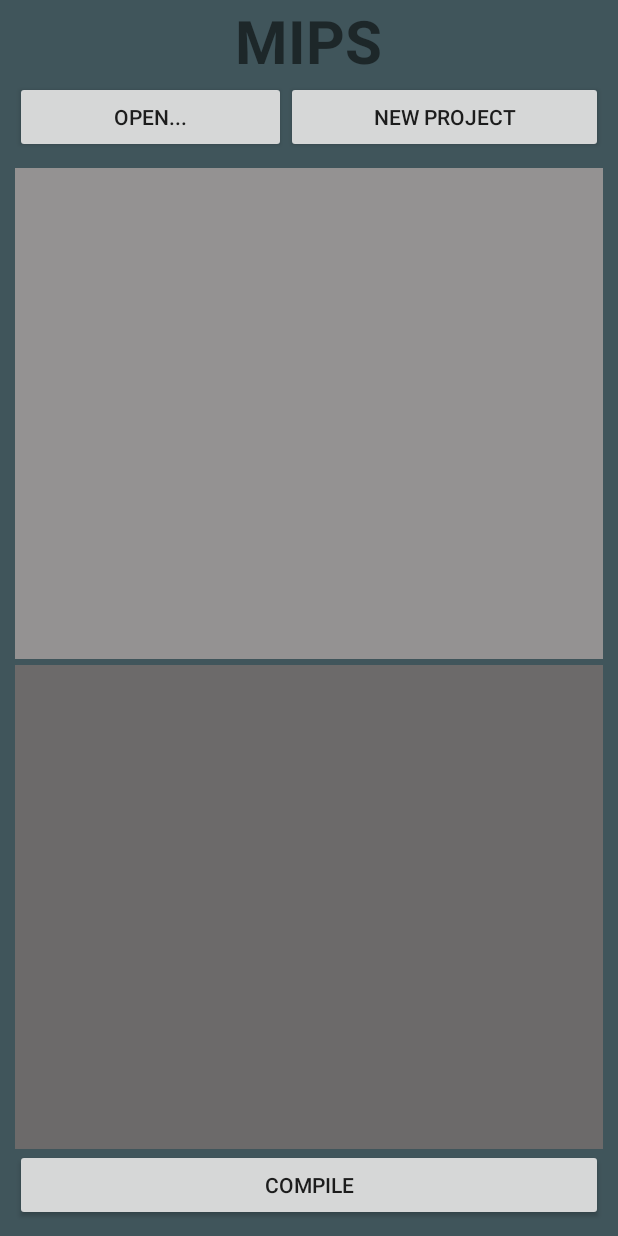
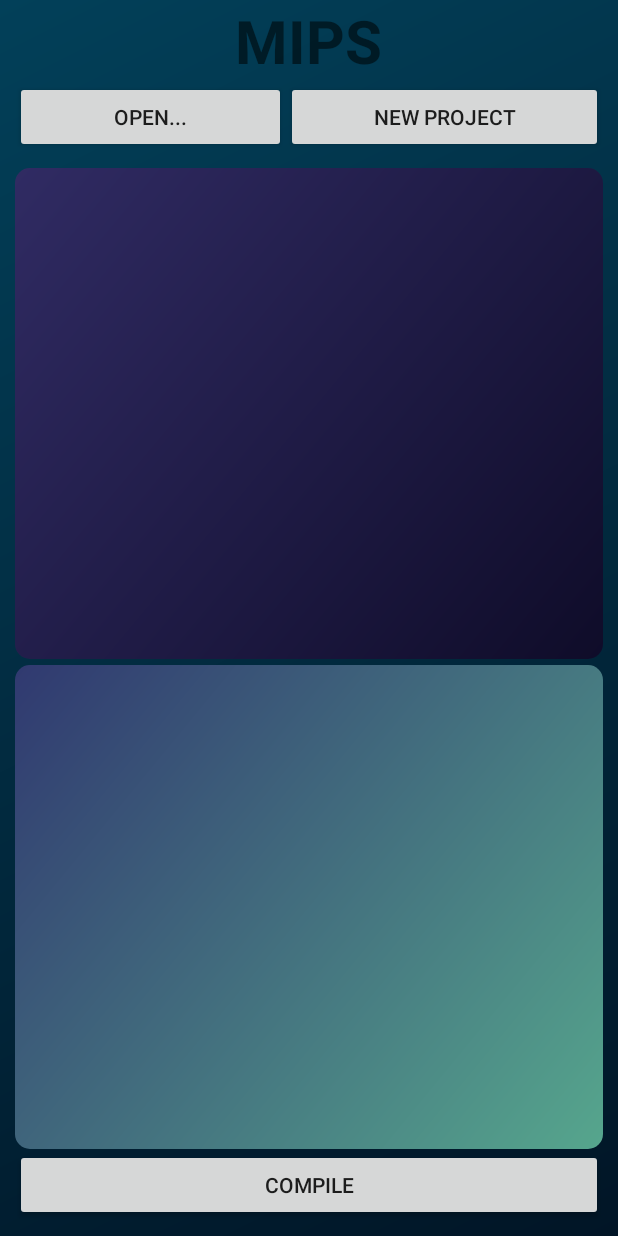
Before and after one commit to Amirresm/MIPS_Compiler, an Android app: the screen it shows after launch (MainActivity), after a tap on "NEW PROJECT", on a phone screen of 412 x 824 dp. Run offline under Robolectric (Android 15) with nearby library versions, the phone set to English and light mode, and no system bars.

Commit message:
new compiler bug fixes

```diff
--- a/app/src/main/java/com/example/msc/mpis_compiler/MainActivity.java
+++ b/app/src/main/java/com/example/msc/mpis_compiler/MainActivity.java
@@ -8,12 +8,10 @@ import android.widget.Button;
 import android.widget.EditText;
 import android.widget.TextView;
 import android.widget.Toast;
-
 import com.example.msc.mpis_compiler.containers.CompileState;
 import com.example.msc.mpis_compiler.listeners.EditorTextWatcher;
 import com.example.msc.mpis_compiler.containers.MapsContainer;
 import com.example.msc.mpis_compiler.utilities.Utility;
-
 import java.io.BufferedReader;
 import java.io.FileNotFoundException;
 import java.io.IOException;
@@ -29,7 +27,7 @@ public class MainActivity extends AppCompatActivity {
     TextView outputTV;
 
 
-    public static MapsContainer maps = new MapsContainer();
+    public static MapsContainer maps;
     public static CompileState state = new CompileState();
 
 
@@ -39,6 +37,7 @@ public class MainActivity extends AppCompatActivity {
         setContentView(R.layout.activity_main);
 
         getSupportActionBar().hide();
+        maps = new MapsContainer(this);
 
         fileBt = findViewById(R.id.file_bt);
         newBt = findViewById(R.id.new_bt);
@@ -63,6 +62,7 @@ public class MainActivity extends AppCompatActivity {
             public void onClick(View view) {
                 codeEt.setText("");
                 outputTV.setText("");
+                Utility.resetAll(maps,state);
             }
         });
 
--- a/app/src/main/java/com/example/msc/mpis_compiler/containers/CompileState.java
+++ b/app/src/main/java/com/example/msc/mpis_compiler/containers/CompileState.java
@@ -1,16 +1,14 @@
 package com.example.msc.mpis_compiler.containers;
 
 import com.example.msc.mpis_compiler.utilities.Utility;
-
 import java.util.HashSet;
 import java.util.Set;
 
 /**
- * Created by msc on 01/05/2019.
+ * Created by Amirreza on 25/04/2019.
  */
 
 public class CompileState {
-    public int pc = 0;
     public boolean isScannedForLabels = false;
     public Set<Utility.ERROR> errors = new HashSet<>();
 }
--- a/app/src/main/java/com/example/msc/mpis_compiler/containers/MapsContainer.java
+++ b/app/src/main/java/com/example/msc/mpis_compiler/containers/MapsContainer.java
@@ -1,6 +1,11 @@
 package com.example.msc.mpis_compiler.containers;
 
+import android.content.Context;
 import android.graphics.Color;
+import android.support.v4.content.ContextCompat;
+import android.support.v4.content.res.ResourcesCompat;
+
+import com.example.msc.mpis_compiler.R;
 
 import java.util.AbstractMap;
 import java.util.ArrayList;
@@ -8,7 +13,7 @@ import java.util.HashMap;
 import java.util.Map;
 
 /**
- * Created by msc on 01/05/2019.
+ * Created by Amirreza on 25/04/2019.
  */
 
 public class MapsContainer {
@@ -20,7 +25,7 @@ public class MapsContainer {
     public HashMap<String, Integer> kwColorMap = new HashMap<>();
     public HashMap<String, Integer> labelsColorMap = new HashMap<>();
     public HashMap<String, Integer> errorsColorMap = new HashMap<>();
-    public MapsContainer() {
+    public MapsContainer(Context context) {
         directives.add(".fill");
         directives.add(".space");
 
@@ -43,26 +48,29 @@ public class MapsContainer {
         oppCodes.put("j", new AbstractMap.SimpleEntry<>("1101","j"));
         oppCodes.put("halt", new AbstractMap.SimpleEntry<>("1110","j"));
 
+        int oppCodeColor = ContextCompat.getColor(context, R.color.oppCodeColor);
+        int directiveColor = ContextCompat.getColor(context, R.color.directiveColor);
+        int commentColor = ContextCompat.getColor(context, R.color.commentColor);
 
-        kwColorMap.put("add", Color.parseColor("#CC6F50"));
-        kwColorMap.put("sub", Color.parseColor("#CC6F50"));
-        kwColorMap.put("slt", Color.parseColor("#CC6F50"));
-        kwColorMap.put("or", Color.parseColor("#CC6F50"));
-        kwColorMap.put("nand", Color.parseColor("#CC6F50"));
-        kwColorMap.put("addi", Color.parseColor("#CC6F50"));
-        kwColorMap.put("slti", Color.parseColor("#CC6F50"));
-        kwColorMap.put("ori", Color.parseColor("#CC6F50"));
-        kwColorMap.put("lui", Color.parseColor("#CC6F50"));
-        kwColorMap.put("lw", Color.parseColor("#CC6F50"));
-        kwColorMap.put("sw", Color.parseColor("#CC6F50"));
-        kwColorMap.put("beq", Color.parseColor("#CC6F50"));
-        kwColorMap.put("jalr", Color.parseColor("#CC6F50"));
-        kwColorMap.put("j", Color.parseColor("#CC6F50"));
-        kwColorMap.put("halt", Color.parseColor("#CC6F50"));
+        kwColorMap.put("add", oppCodeColor);
+        kwColorMap.put("sub", oppCodeColor);
+        kwColorMap.put("slt", oppCodeColor);
+        kwColorMap.put("or", oppCodeColor);
+        kwColorMap.put("nand", oppCodeColor);
+        kwColorMap.put("addi", oppCodeColor);
+        kwColorMap.put("slti", oppCodeColor);
+        kwColorMap.put("ori", oppCodeColor);
+        kwColorMap.put("lui", oppCodeColor);
+        kwColorMap.put("lw", oppCodeColor);
+        kwColorMap.put("sw", oppCodeColor);
+        kwColorMap.put("beq", oppCodeColor);
+        kwColorMap.put("jalr", oppCodeColor);
+        kwColorMap.put("j", oppCodeColor);
+        kwColorMap.put("halt", oppCodeColor);
 
-        kwColorMap.put(".fill", Color.parseColor("#E2BA68"));
-        kwColorMap.put(".space", Color.parseColor("#E2BA68"));
+        kwColorMap.put(".fill", directiveColor);
+        kwColorMap.put(".space", directiveColor);
 
-        kwColorMap.put("comment", Color.parseColor("#336270"));
+        kwColorMap.put("comment", commentColor);
     }
 }
--- a/app/src/main/java/com/example/msc/mpis_compiler/listeners/EditorTextWatcher.java
+++ b/app/src/main/java/com/example/msc/mpis_compiler/listeners/EditorTextWatcher.java
@@ -2,6 +2,7 @@ package com.example.msc.mpis_compiler.listeners;
 
 import android.content.Context;
 import android.graphics.Color;
+import android.support.v4.content.ContextCompat;
 import android.text.Editable;
 import android.text.Spannable;
 import android.text.Spanned;
@@ -10,15 +11,15 @@ import android.text.style.CharacterStyle;
 import android.text.style.ForegroundColorSpan;
 import android.widget.EditText;
 
+import com.example.msc.mpis_compiler.R;
 import com.example.msc.mpis_compiler.containers.CompileState;
 import com.example.msc.mpis_compiler.containers.MapsContainer;
 import com.example.msc.mpis_compiler.utilities.Utility;
-
 import java.util.regex.Matcher;
 import java.util.regex.Pattern;
 
 /**
- * Created by eaz on 19/03/28.
+ * Created by Amirreza on 25/04/2019.
  */
 
 public class EditorTextWatcher implements TextWatcher {
@@ -27,12 +28,16 @@ public class EditorTextWatcher implements TextWatcher {
     private final EditText etMain;
     private final MapsContainer maps;
     private final CompileState state;
+    int errorColor;
+    int labelColor;
 
     public EditorTextWatcher(Context context, EditText et, MapsContainer hm, CompileState state) {
         this.context = context;
         this.etMain = et;
         this.maps = hm;
         this.state = state;
+        errorColor = ContextCompat.getColor(context, R.color.errorColor);
+        labelColor = ContextCompat.getColor(context, R.color.labelColor);
     }
 
 
@@ -56,7 +61,8 @@ public class EditorTextWatcher implements TextWatcher {
             Pattern pattern = Pattern.compile("(?<!\\w)"+kw+"(?!\\w)");
             Matcher matcher = pattern.matcher(ss);
             while (matcher.find()) {
-                ss.setSpan(new ForegroundColorSpan(maps.kwColorMap.get(kw)), matcher.start(), matcher.end(), Spanned.SPAN_EXCLUSIVE_EXCLUSIVE);
+                if (matcher.end() > matcher.start())
+                    ss.setSpan(new ForegroundColorSpan(maps.kwColorMap.get(kw)), matcher.start(), matcher.end(), Spanned.SPAN_EXCLUSIVE_EXCLUSIVE);
                 //ss.setSpan(new StyleSpan(Typeface.BOLD), matcher.start(), matcher.end(), Spanned.SPAN_EXCLUSIVE_EXCLUSIVE);
             }
         }
@@ -64,7 +70,8 @@ public class EditorTextWatcher implements TextWatcher {
             Pattern pattern = Pattern.compile("(?<!\\w)"+kw+"(?!\\w)");
             Matcher matcher = pattern.matcher(ss);
             while (matcher.find()) {
-                ss.setSpan(new ForegroundColorSpan(maps.labelsColorMap.get(kw)), matcher.start(), matcher.end(), Spanned.SPAN_EXCLUSIVE_EXCLUSIVE);
+                if (matcher.end() > matcher.start())
+                    ss.setSpan(new ForegroundColorSpan(labelColor), matcher.start(), matcher.end(), Spanned.SPAN_EXCLUSIVE_EXCLUSIVE);
                 //ss.setSpan(new StyleSpan(Typeface.BOLD), matcher.start(), matcher.end(), Spanned.SPAN_EXCLUSIVE_EXCLUSIVE);
             }
         }
@@ -72,15 +79,17 @@ public class EditorTextWatcher implements TextWatcher {
             Pattern pattern = Pattern.compile("(?<!\\w)"+kw+"(?!\\w)");
             Matcher matcher = pattern.matcher(ss);
             while (matcher.find()) {
-                ss.setSpan(new ForegroundColorSpan(Color.RED), matcher.start(), matcher.end(), Spanned.SPAN_EXCLUSIVE_EXCLUSIVE);
+                if (matcher.end() > matcher.start())
+                    ss.setSpan(new ForegroundColorSpan(errorColor), matcher.start(), matcher.end(), Spanned.SPAN_EXCLUSIVE_EXCLUSIVE);
                 //ss.setSpan(new StyleSpan(Typeface.BOLD), matcher.start(), matcher.end(), Spanned.SPAN_EXCLUSIVE_EXCLUSIVE);
             }
         }
         {
-            Pattern pattern = Pattern.compile("#");
+            Pattern pattern = Pattern.compile("#.*$", Pattern.MULTILINE);
             Matcher matcher = pattern.matcher(ss);
             while (matcher.find()) {
-                ss.setSpan(new ForegroundColorSpan(maps.kwColorMap.get("comment")), matcher.start(), ss.toString().indexOf("\n", matcher.start()), Spanned.SPAN_EXCLUSIVE_EXCLUSIVE);
+                if (matcher.end() > matcher.start())
+                    ss.setSpan(new ForegroundColorSpan(maps.kwColorMap.get("comment")), matcher.start(), matcher.end(), Spanned.SPAN_EXCLUSIVE_EXCLUSIVE);
                 //ss.setSpan(new StyleSpan(Typeface.BOLD), matcher.start(), matcher.end(), Spanned.SPAN_EXCLUSIVE_EXCLUSIVE);
             }
         }
--- a/app/src/main/java/com/example/msc/mpis_compiler/utilities/Utility.java
+++ b/app/src/main/java/com/example/msc/mpis_compiler/utilities/Utility.java
@@ -1,13 +1,17 @@
 package com.example.msc.mpis_compiler.utilities;
 
 import android.graphics.Color;
+import android.support.v4.content.ContextCompat;
 
+import com.example.msc.mpis_compiler.R;
 import com.example.msc.mpis_compiler.containers.CompileState;
 import com.example.msc.mpis_compiler.containers.MapsContainer;
-
 import java.util.HashMap;
 import java.util.regex.Pattern;
 
+/**
+ * Created by Amirreza on 25/04/2019.
+ */
 
 public class Utility {
     private static HashMap<String, String> lineToElements (MapsContainer maps, String line) {
@@ -15,6 +19,7 @@ public class Utility {
         if (line.contains("#"))
             line = line.substring(0, line.indexOf("#"));
         line = line.replaceAll(",*\\s+,*",",");
+        line = line.replaceAll(",+",",");
         String[] splitString = line.split(",");
         String[] elmnts = {"","","","",""};
         if(splitString.length >= 1)
@@ -102,15 +107,18 @@ public class Utility {
         }
     }
 
+    public static void resetAll(MapsContainer maps, CompileState state) {
+        maps.labelsColorMap.clear();
+        maps.labels.clear();
+        maps.dupLabels.clear();
+        maps.errorsColorMap.clear();
+        state.errors.clear();
+    }
     public static boolean firstScan(MapsContainer maps, CompileState state, String codeText) {
 //        System.out.println("scan for labels");
         if(!state.isScannedForLabels) {
             //on each scan we start over
-            maps.labelsColorMap.clear();
-            maps.labels.clear();
-            maps.dupLabels.clear();
-            maps.errorsColorMap.clear();
-            state.errors.clear();
+            resetAll(maps, state);
             state.isScannedForLabels = true;
 
             String[] lines = codeText.split("\\r?\\n");
@@ -188,7 +196,6 @@ public class Utility {
             //update label colors
             for (String label : maps.labels.keySet())
                 maps.labelsColorMap.put(label, Color.parseColor("#206F50"));
-//            System.out.println("labels " + maps.labels.size() + " | lblkw " + maps.labelsColorMap.size());
             return true;
         }
         return true;
--- /dev/null
+++ b/app/src/main/res/drawable/background.xml
@@ -0,0 +1,13 @@
+<?xml version="1.0" encoding="UTF-8"?>
+<shape xmlns:android="http://schemas.android.com/apk/res/android" android:shape="rectangle" >
+
+    <gradient
+        android:angle="135"
+        android:startColor="#011526"
+        android:endColor="#024059"
+        android:type="linear"/>
+
+    <corners
+        android:radius="0dp"/>
+
+</shape>
--- /dev/null
+++ b/app/src/main/res/drawable/editorbackground.xml
@@ -0,0 +1,13 @@
+<?xml version="1.0" encoding="UTF-8"?>
+<shape xmlns:android="http://schemas.android.com/apk/res/android" android:shape="rectangle" >
+
+    <gradient
+        android:angle="135"
+        android:startColor="#0f0c29"
+        android:endColor="#302b63"
+        android:type="linear"/>
+
+    <corners
+        android:radius="10dp"/>
+
+</shape>
--- /dev/null
+++ b/app/src/main/res/drawable/previewbackground.xml
@@ -0,0 +1,13 @@
+<?xml version="1.0" encoding="UTF-8"?>
+<shape xmlns:android="http://schemas.android.com/apk/res/android" android:shape="rectangle" >
+
+    <gradient
+        android:angle="135"
+        android:startColor="#56a68d"
+        android:endColor="#303970"
+        android:type="linear"/>
+
+    <corners
+        android:radius="10dp"/>
+
+</shape>
--- a/app/src/main/res/layout/activity_main.xml
+++ b/app/src/main/res/layout/activity_main.xml
@@ -4,7 +4,7 @@
     xmlns:tools="http://schemas.android.com/tools"
     android:layout_width="match_parent"
     android:layout_height="match_parent"
-    android:background="#40555b"
+    android:background="@drawable/background"
     tools:context="com.example.msc.mpis_compiler.MainActivity">
 
     <TextView
@@ -33,6 +33,7 @@
             android:layout_width="wrap_content"
             android:layout_height="wrap_content"
             android:layout_centerHorizontal="true"
+
             android:text="Open..."/>
         <Button
             android:id="@+id/new_bt"
@@ -55,14 +56,16 @@
             android:layout_height="wrap_content"
             android:gravity="top|left"
             android:layout_marginBottom="2dp"
-            android:background="#949292"/>
+            android:background="@drawable/editorbackground"
+            android:textColor="@color/editorTextColor"/>
         <TextView
             android:id="@+id/output_tv"
             android:layout_width="match_parent"
             android:layout_height="wrap_content"
             android:layout_weight="1"
             android:layout_marginTop="2dp"
-            android:background="#6c6a6a"
+            android:background="@drawable/previewbackground"
+            android:textColor="@color/previewTextColor"
             android:isScrollContainer="true"/>
         <Button
             android:id="@+id/compile_bt"
--- a/app/src/main/res/values/colors.xml
+++ b/app/src/main/res/values/colors.xml
@@ -3,4 +3,15 @@
     <color name="colorPrimary">#3F51B5</color>
     <color name="colorPrimaryDark">#303F9F</color>
     <color name="colorAccent">#FF4081</color>
+
+    <color name="commentColor">#a697ac</color>
+    <color name="oppCodeColor">#e1c188</color>
+    <color name="labelColor">#abb47f</color>
+    <color name="errorColor">#ac686d</color>
+    <color name="directiveColor">#7b94b0</color>
+    <color name="editorTextColor">#c9c3cc</color>
+    <color name="editorBackground">#26272e</color>
+    <color name="previewTextColor">#c9c3cc</color>
+    <color name="previewBackground">#22253d</color>
+    <color name="buttonColor">#68451e</color>
 </resources>
```
